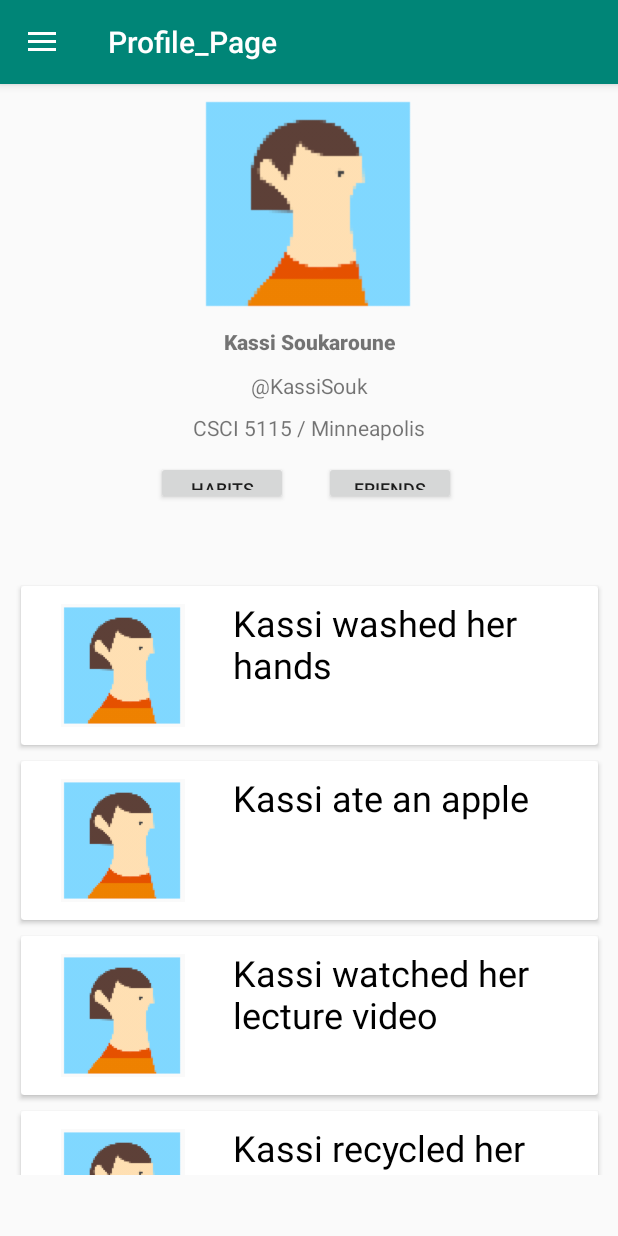
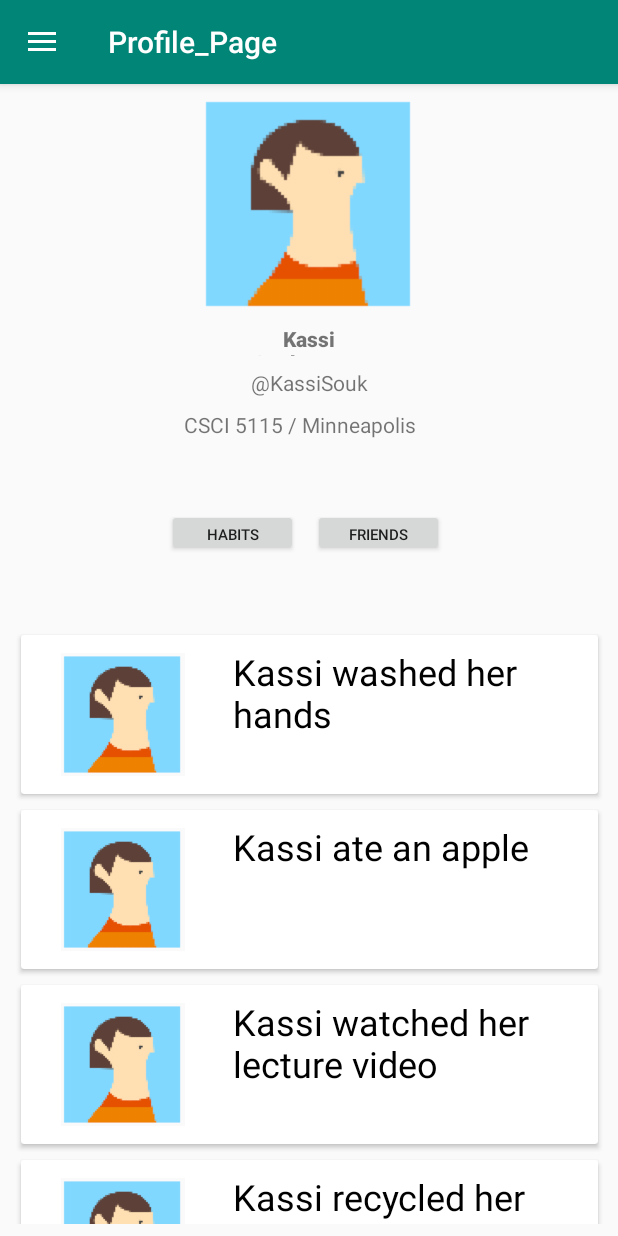
Before and after one commit to chanthamoney/habithelper, an Android app: the Profile_Page screen opened directly, with no data from a screen before it, on a phone screen of 412 x 824 dp. Run offline under Robolectric (Android 15) with nearby library versions, the phone set to English and light mode, and no system bars.

Commit message:
Profile Page is prettier now :P

```diff
--- a/app/src/main/res/layout/content_profile__page.xml
+++ b/app/src/main/res/layout/content_profile__page.xml
@@ -22,10 +22,29 @@
                 android:layout_width="match_parent"
                 android:layout_height="match_parent">
 
+                <Button
+                    android:id="@+id/button"
+                    android:layout_width="87dp"
+                    android:layout_height="31dp"
+                    android:layout_marginStart="8dp"
+                    android:layout_marginLeft="8dp"
+                    android:layout_marginEnd="212dp"
+                    android:layout_marginRight="212dp"
+                    android:layout_marginBottom="8dp"
+                    android:gravity="center"
+                    android:text="Habits"
+                    android:textSize="10sp"
+                    app:layout_constraintBottom_toTopOf="@+id/recyclerView"
+                    app:layout_constraintEnd_toEndOf="parent"
+                    app:layout_constraintHorizontal_bias="0.99"
+                    app:layout_constraintStart_toStartOf="parent"
+                    app:layout_constraintTop_toBottomOf="@+id/textView3"
+                    tools:text="Habits" />
+
                 <TextView
                     android:id="@+id/textView3"
-                    android:layout_width="wrap_content"
-                    android:layout_height="24dp"
+                    android:layout_width="167dp"
+                    android:layout_height="26dp"
                     android:layout_marginStart="8dp"
                     android:layout_marginLeft="8dp"
                     android:layout_marginTop="8dp"
@@ -47,17 +66,17 @@
                     android:layout_marginTop="8dp"
                     android:layout_marginEnd="8dp"
                     android:layout_marginRight="8dp"
-                    android:text="@KassiSouk"
+                    android:text="\@KassiSouk"
                     app:layout_constraintEnd_toEndOf="parent"
                     app:layout_constraintHorizontal_bias="0.5"
                     app:layout_constraintStart_toStartOf="parent"
                     app:layout_constraintTop_toBottomOf="@+id/textView"
-                    tools:text="@KassiSouk" />
+                    tools:text="\@KassiSouk" />
 
                 <TextView
                     android:id="@+id/textView"
-                    android:layout_width="wrap_content"
-                    android:layout_height="23dp"
+                    android:layout_width="103dp"
+                    android:layout_height="21dp"
                     android:layout_marginStart="8dp"
                     android:layout_marginLeft="8dp"
                     android:layout_marginTop="8dp"
@@ -76,18 +95,16 @@
 
                 <Button
                     android:id="@+id/button3"
-                    android:layout_width="wrap_content"
-                    android:layout_height="29dp"
-                    android:layout_marginStart="8dp"
-                    android:layout_marginLeft="8dp"
-                    android:layout_marginTop="8dp"
-                    android:layout_marginEnd="8dp"
-                    android:layout_marginRight="8dp"
+                    android:layout_width="87dp"
+                    android:layout_height="31dp"
+                    android:layout_marginEnd="116dp"
+                    android:layout_marginRight="116dp"
+                    android:layout_marginBottom="8dp"
+                    android:gravity="center"
                     android:text="Friends"
-                    android:textSize="12sp"
+                    android:textSize="10sp"
+                    app:layout_constraintBottom_toTopOf="@+id/recyclerView"
                     app:layout_constraintEnd_toEndOf="parent"
-                    app:layout_constraintHorizontal_bias="0.139"
-                    app:layout_constraintStart_toEndOf="@+id/button"
                     app:layout_constraintTop_toBottomOf="@+id/textView3"
                     tools:text="Friends" />
 
@@ -110,33 +127,18 @@
                     app:layout_constraintTop_toTopOf="parent"
                     tools:srcCompat="@tools:sample/avatars" />
 
-                <Button
-                    android:id="@+id/button"
-                    android:layout_width="wrap_content"
-                    android:layout_height="29dp"
-                    android:layout_marginStart="104dp"
-                    android:layout_marginLeft="104dp"
-                    android:layout_marginTop="8dp"
-                    android:text="Habits"
-                    android:textSize="12sp"
-                    app:layout_constraintStart_toStartOf="parent"
-                    app:layout_constraintTop_toBottomOf="@+id/textView3"
-                    tools:text="Habits" />
-
                 <android.support.v7.widget.RecyclerView
                     android:id="@+id/recyclerView"
                     android:layout_width="395dp"
                     android:layout_height="398dp"
                     android:layout_marginStart="8dp"
                     android:layout_marginLeft="8dp"
-                    android:layout_marginTop="16dp"
                     android:layout_marginEnd="8dp"
                     android:layout_marginRight="8dp"
                     android:layout_marginBottom="8dp"
                     app:layout_constraintBottom_toBottomOf="parent"
                     app:layout_constraintEnd_toEndOf="parent"
-                    app:layout_constraintStart_toStartOf="parent"
-                    app:layout_constraintTop_toBottomOf="@+id/button" />
+                    app:layout_constraintStart_toStartOf="parent" />
             </android.support.constraint.ConstraintLayout>
 
         </LinearLayout>
```
